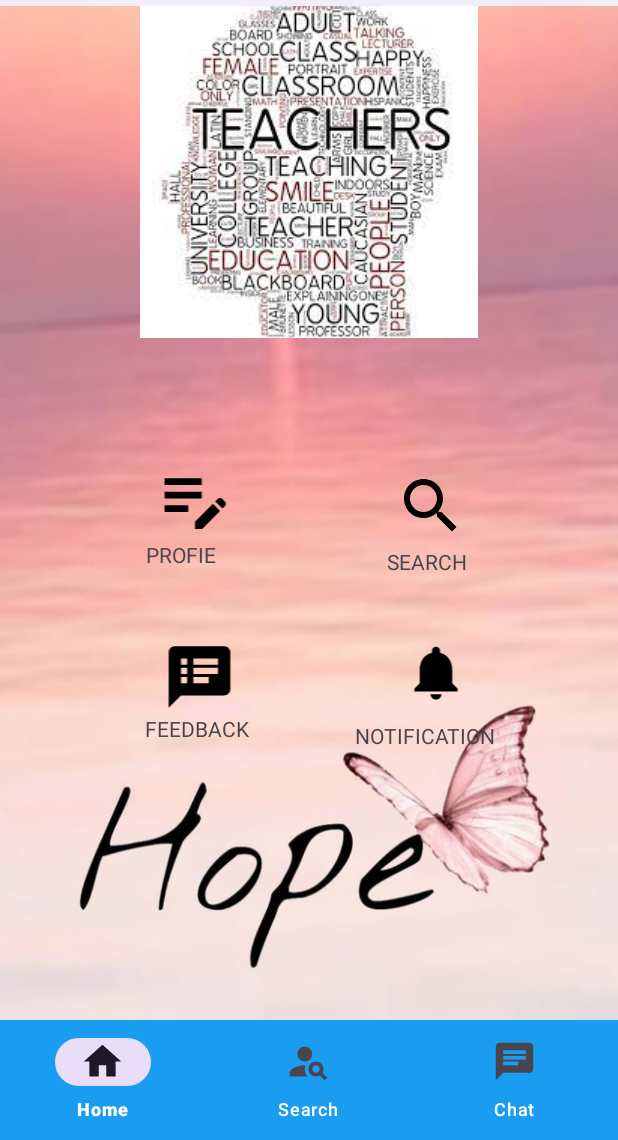
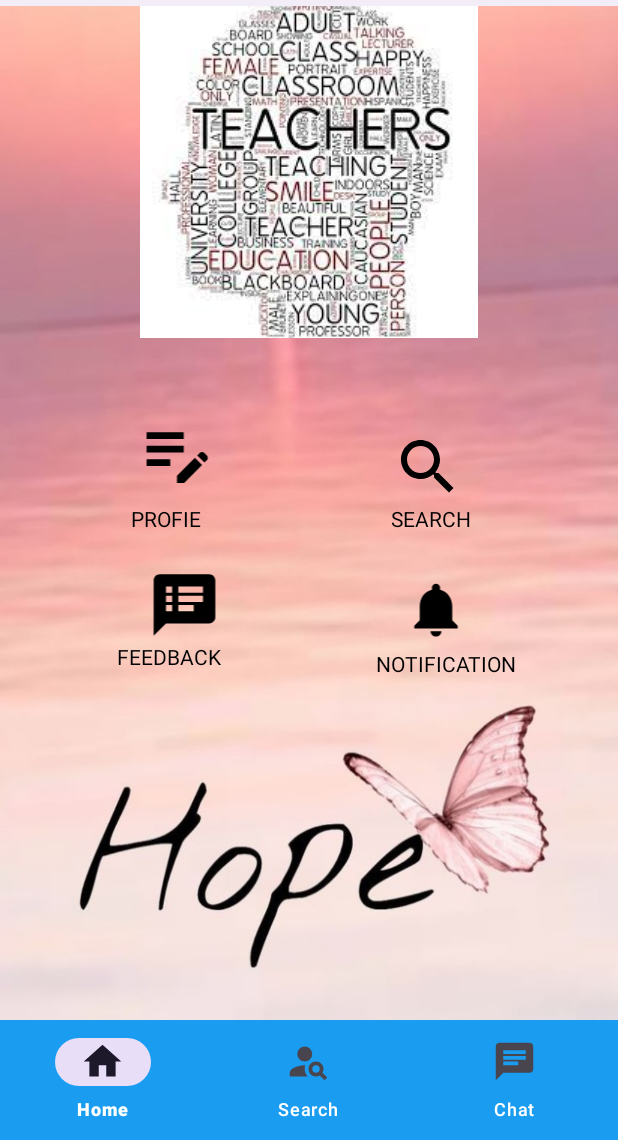
Before and after one commit to githubtvp/HomeTutorProtoType, an Android app: the Home_page screen opened directly, with no data from a screen before it, on a phone screen of 412 x 824 dp, the part 96-1236 px from its top. Run offline under Robolectric (Android 15) with nearby library versions, the phone set to English and light mode, and no system bars.

Commit message:
Saving latest Updates with script

```diff
--- a/home tutor/app/src/main/java/com/example/login_page1/Extensions.kt
+++ b/home tutor/app/src/main/java/com/example/login_page1/Extensions.kt
@@ -66,7 +66,7 @@ fun chkPassword(pwd: String): Boolean {
 
 fun chkName(theName : String) : Boolean
 {
-   val nameRegEx = NAME_REGEX
+    val nameRegEx = NAME_REGEX
     return (theName.matches((Regex(nameRegEx))))
 }
 
--- a/home tutor/app/src/main/java/com/example/login_page1/Home_page.kt
+++ b/home tutor/app/src/main/java/com/example/login_page1/Home_page.kt
@@ -46,7 +46,6 @@ class Home_page : AppCompatActivity(), NavigationView.OnNavigationItemSelectedLi
             replaceFragment(HomeFragment())
             binding.navigationDrawer.setCheckedItem(androidx.appcompat.R.id.home) // Set default checked item in navigation drawer
         }
-
         initUI()
     }
 
--- a/home tutor/app/src/main/java/com/example/login_page1/Login_phno.java
+++ b/home tutor/app/src/main/java/com/example/login_page1/Login_phno.java
@@ -45,7 +45,7 @@ public class Login_phno extends AppCompatActivity {
         username = prevIntent.getStringExtra("username");
         email = prevIntent.getStringExtra("email");
         password = prevIntent.getStringExtra("password");
-        ExtensionsKt.pr(this,"Login : password : " + password);
+      //  ExtensionsKt.pr(this,"Login : password : " + password);
 
         countryCodePicker = findViewById(R.id.login_countrycode);
         phoneInput=findViewById(R.id.login_mobilenumber);
--- a/home tutor/app/src/main/res/layout/activity_home_page.xml
+++ b/home tutor/app/src/main/res/layout/activity_home_page.xml
@@ -102,11 +102,12 @@
                 android:id="@+id/profile"
                 android:layout_width="87dp"
                 android:layout_height="28dp"
-                android:layout_marginBottom="148dp"
+                android:layout_marginBottom="172dp"
                 android:text="PROFIE"
+                android:textColor="@color/black"
                 app:layout_constraintBottom_toBottomOf="parent"
                 app:layout_constraintEnd_toEndOf="parent"
-                app:layout_constraintHorizontal_bias="0.299"
+                app:layout_constraintHorizontal_bias="0.268"
                 app:layout_constraintStart_toStartOf="parent" />
 
             <ImageView
@@ -115,10 +116,10 @@
                 android:layout_height="54dp"
                 app:layout_constraintBottom_toBottomOf="parent"
                 app:layout_constraintEnd_toEndOf="parent"
-                app:layout_constraintHorizontal_bias="0.271"
+                app:layout_constraintHorizontal_bias="0.235"
                 app:layout_constraintStart_toStartOf="parent"
                 app:layout_constraintTop_toTopOf="parent"
-                app:layout_constraintVertical_bias="0.677"
+                app:layout_constraintVertical_bias="0.62"
                 app:srcCompat="@drawable/baseline_edit_note_24" />
 
             <ImageView
@@ -127,20 +128,20 @@
                 android:layout_height="48dp"
                 app:layout_constraintBottom_toBottomOf="parent"
                 app:layout_constraintEnd_toEndOf="parent"
-                app:layout_constraintHorizontal_bias="0.724"
+                app:layout_constraintHorizontal_bias="0.718"
                 app:layout_constraintStart_toStartOf="parent"
                 app:layout_constraintTop_toTopOf="parent"
-                app:layout_constraintVertical_bias="0.683"
+                app:layout_constraintVertical_bias="0.637"
                 app:srcCompat="@drawable/baseline_search_24" />
 
             <ImageView
                 android:id="@+id/imageView5"
                 android:layout_width="51dp"
                 android:layout_height="49dp"
-                android:layout_marginBottom="60dp"
+                android:layout_marginBottom="108dp"
                 app:layout_constraintBottom_toBottomOf="parent"
                 app:layout_constraintEnd_toEndOf="parent"
-                app:layout_constraintHorizontal_bias="0.297"
+                app:layout_constraintHorizontal_bias="0.269"
                 app:layout_constraintStart_toStartOf="parent"
                 app:srcCompat="@drawable/baseline_speaker_notes_24" />
 
@@ -153,29 +154,33 @@
                 app:layout_constraintHorizontal_bias="0.742"
                 app:layout_constraintStart_toStartOf="parent"
                 app:layout_constraintTop_toTopOf="parent"
-                app:layout_constraintVertical_bias="0.881"
+                app:layout_constraintVertical_bias="0.806"
                 app:srcCompat="@drawable/baseline_notifications_24" />
 
             <TextView
                 android:id="@+id/textView3"
                 android:layout_width="95dp"
                 android:layout_height="24dp"
-                android:layout_marginBottom="36dp"
+                android:layout_marginBottom="84dp"
                 android:text="FEEDBACK"
+                android:textColor="@color/black"
+
                 app:layout_constraintBottom_toBottomOf="parent"
                 app:layout_constraintEnd_toEndOf="parent"
-                app:layout_constraintHorizontal_bias="0.306"
+                app:layout_constraintHorizontal_bias="0.246"
                 app:layout_constraintStart_toStartOf="parent" />
 
             <TextView
                 android:id="@+id/search"
-                android:layout_width="65dp"
-                android:layout_height="23dp"
-                android:layout_marginBottom="148dp"
+                android:layout_width="84dp"
+                android:layout_height="24dp"
+                android:layout_marginBottom="176dp"
                 android:text="SEARCH"
+                android:textColor="@color/black"
+
                 app:layout_constraintBottom_toBottomOf="parent"
                 app:layout_constraintEnd_toEndOf="parent"
-                app:layout_constraintHorizontal_bias="0.745"
+                app:layout_constraintHorizontal_bias="0.795"
                 app:layout_constraintStart_toStartOf="parent" />
 
             <TextView
@@ -183,12 +188,14 @@
                 android:layout_width="wrap_content"
                 android:layout_height="wrap_content"
                 android:text="NOTIFICATION"
+                android:textColor="@color/black"
+
                 app:layout_constraintBottom_toBottomOf="parent"
                 app:layout_constraintEnd_toEndOf="parent"
-                app:layout_constraintHorizontal_bias="0.745"
+                app:layout_constraintHorizontal_bias="0.789"
                 app:layout_constraintStart_toStartOf="parent"
                 app:layout_constraintTop_toTopOf="parent"
-                app:layout_constraintVertical_bias="0.938" />
+                app:layout_constraintVertical_bias="0.855" />
 
         </androidx.constraintlayout.widget.ConstraintLayout>
 
```
Also changed, not shown: home tutor/app/src/main/AndroidManifest.xml (+21 -6 lines), home tutor/app/src/main/java/com/example/login_page1/CommonProfile.kt (+42 -7 lines), home tutor/app/src/main/java/com/example/login_page1/SignUpValidator.kt (deleted, +0 -154 lines), home tutor/app/src/main/java/com/example/login_page1/StudProfile.kt (+13 -0 lines), home tutor/app/src/main/java/com/example/login_page1/User.kt (+9 -2 lines).
